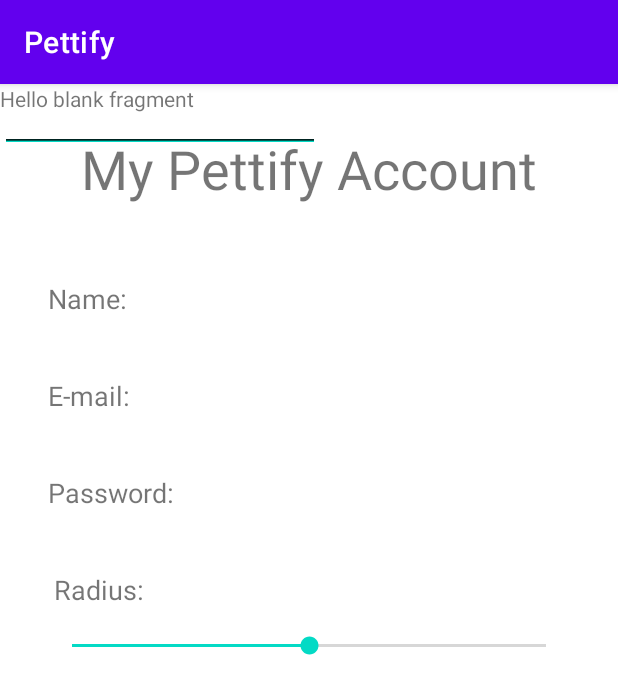
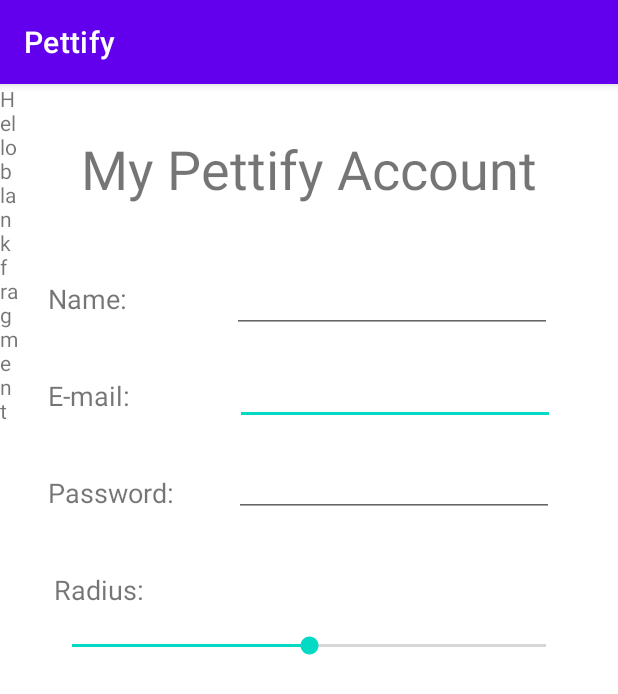
Before and after one commit to LinnCohen/Pettify_Android, an Android app: the fragment AccountFragment shown on its own in the app's theme, on a phone screen of 412 x 824 dp. Shown: the top 694 px of the screen. Run offline under Robolectric (Android 15) with nearby library versions, the phone set to English and light mode, and no system bars.

Commit message:
account fix constains

```diff
--- a/app/src/main/res/layout/fragment_account.xml
+++ b/app/src/main/res/layout/fragment_account.xml
@@ -12,9 +12,10 @@
         android:id="@+id/textView2"
         android:layout_width="match_parent"
         android:layout_height="match_parent"
+        android:layout_marginEnd="400dp"
         android:text="@string/hello_blank_fragment"
         app:layout_constraintEnd_toEndOf="parent"
-        tools:layout_editor_absoluteY="64dp" />
+        tools:layout_editor_absoluteY="16dp" />
 
     <TextView
         android:id="@+id/textView"
@@ -77,28 +78,34 @@
         android:id="@+id/editTextTextEmailAddress"
         android:layout_width="wrap_content"
         android:layout_height="wrap_content"
+        android:layout_marginStart="70dp"
+        android:layout_marginTop="16dp"
         android:ems="10"
         android:inputType="textEmailAddress"
-        tools:layout_editor_absoluteX="148dp"
-        tools:layout_editor_absoluteY="173dp" />
+        app:layout_constraintStart_toEndOf="@+id/email_textView"
+        app:layout_constraintTop_toBottomOf="@+id/editTextTextPersonName2" />
 
     <EditText
         android:id="@+id/editTextTextPassword"
         android:layout_width="wrap_content"
         android:layout_height="wrap_content"
+        android:layout_marginStart="40dp"
+        android:layout_marginTop="16dp"
         android:ems="10"
         android:inputType="textPassword"
-        tools:layout_editor_absoluteX="148dp"
-        tools:layout_editor_absoluteY="237dp" />
+        app:layout_constraintStart_toEndOf="@+id/password_textView"
+        app:layout_constraintTop_toBottomOf="@+id/editTextTextEmailAddress" />
 
     <EditText
         android:id="@+id/editTextTextPersonName2"
         android:layout_width="wrap_content"
         android:layout_height="wrap_content"
+        android:layout_marginStart="70dp"
+        android:layout_marginTop="40dp"
         android:ems="10"
         android:inputType="textPersonName"
-        tools:layout_editor_absoluteX="148dp"
-        tools:layout_editor_absoluteY="109dp" />
+        app:layout_constraintStart_toEndOf="@+id/name_textView"
+        app:layout_constraintTop_toBottomOf="@+id/textView" />
 
     <SeekBar
         android:id="@+id/seekBar"
```
